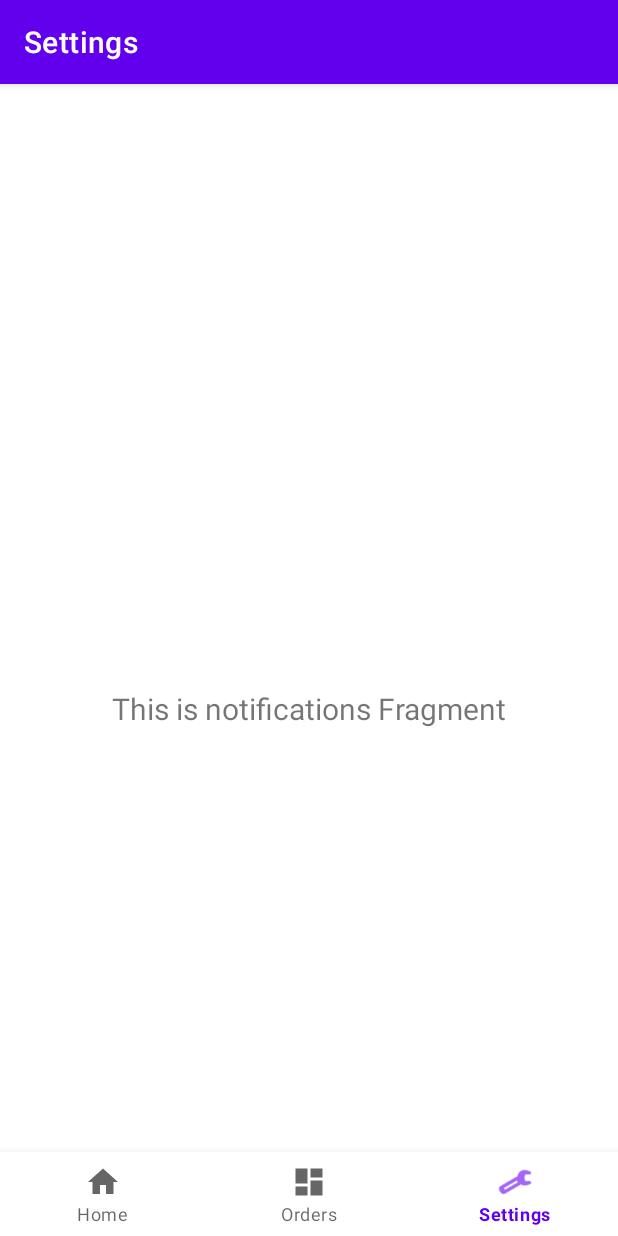
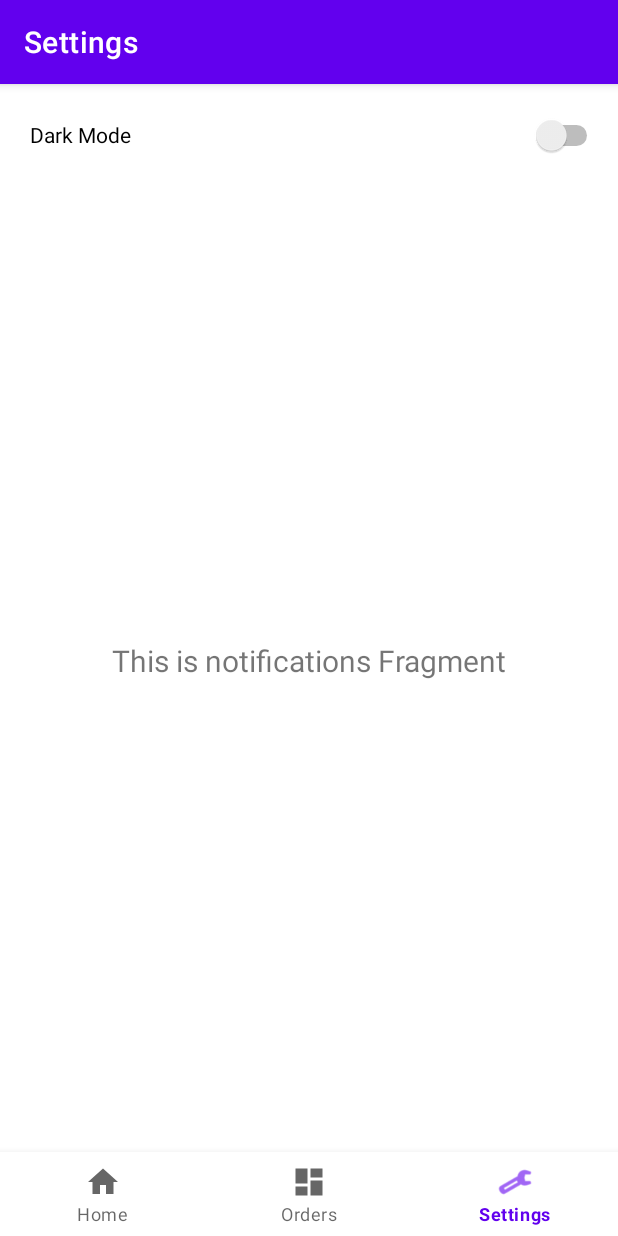
Before and after one commit to Alkwin/MobileIP, an Android app: the SettingsFragment screen opened through its navigation route, on a phone screen of 412 x 824 dp. Run offline under Robolectric (Android 15) with nearby library versions, the light colour scheme and no system bars; our stand-ins replace navigation-ui.

Commit message:
Dark Mode Setting

```diff
--- a/app/src/main/java/com/cringe/mobileip/ui/login/LoginActivity.kt
+++ b/app/src/main/java/com/cringe/mobileip/ui/login/LoginActivity.kt
@@ -96,9 +96,9 @@ class LoginActivity : AppCompatActivity() {
 
         login.setOnClickListener {
             loading.visibility = View.VISIBLE
-            loginViewModel.login(username.text.toString(), password.text.toString())
+            //loginViewModel.login(username.text.toString(), password.text.toString())
 
-            /*startHomeActivity()*/
+            startHomeActivity()
         }
 
         binding.register?.setOnClickListener {
--- a/app/src/main/java/com/cringe/mobileip/ui/settings/SettingsFragment.kt
+++ b/app/src/main/java/com/cringe/mobileip/ui/settings/SettingsFragment.kt
@@ -1,10 +1,13 @@
 package com.cringe.mobileip.ui.settings
 
 import android.os.Bundle
+import android.util.Log
 import android.view.LayoutInflater
 import android.view.View
 import android.view.ViewGroup
 import android.widget.TextView
+import androidx.appcompat.app.AppCompatActivity
+import androidx.appcompat.app.AppCompatDelegate
 import androidx.fragment.app.Fragment
 import androidx.lifecycle.Observer
 import androidx.lifecycle.ViewModelProvider
@@ -30,9 +33,10 @@ class SettingsFragment : Fragment() {
         val root: View = binding.root
 
         val textView: TextView = binding.textSettings
-        settingsViewModel.text.observe(viewLifecycleOwner) {
+        settingsViewModel.text.observe(viewLifecycleOwner, Observer {
             textView.text = it
-        }
+        })
+        switchFunction()
         return root
     }
 
@@ -40,4 +44,31 @@ class SettingsFragment : Fragment() {
         super.onDestroyView()
         _binding = null
     }
+
+    fun switchFunction(){
+        binding.switch2.setOnClickListener{
+            if(AppCompatDelegate.getDefaultNightMode() == AppCompatDelegate.MODE_NIGHT_NO || AppCompatDelegate.getDefaultNightMode() == AppCompatDelegate.MODE_NIGHT_UNSPECIFIED ) {
+                AppCompatDelegate.setDefaultNightMode(AppCompatDelegate.MODE_NIGHT_YES);
+
+            }
+            else{
+                if(AppCompatDelegate.getDefaultNightMode() == AppCompatDelegate.MODE_NIGHT_YES)
+                    AppCompatDelegate.setDefaultNightMode(AppCompatDelegate.MODE_NIGHT_NO);
+            }
+        }
+        /*val sharedPreferences = getSharedPreferences(
+            "sharedPrefs", MODE_PRIVATE
+        )
+        val editor = sharedPreferences.edit()
+        val isDarkModeOn = sharedPreferences
+            .getBoolean(
+                "isDarkModeOn", false
+            )
+        if (isDarkModeOn) {
+           AppCompatDelegate.setDefaultNightMode(AppCompatDelegate.MODE_NIGHT_YES)
+        }
+        else {
+            AppCompatDelegate.setDefaultNightMode(AppCompatDelegate.MODE_NIGHT_NO)
+        }*/
+    }
 }
--- a/app/src/main/res/layout/activity_main.xml
+++ b/app/src/main/res/layout/activity_main.xml
@@ -4,8 +4,7 @@
     android:id="@+id/container"
     android:layout_width="match_parent"
     android:layout_height="match_parent"
-    android:paddingTop="?attr/actionBarSize">
-
+    >
     <com.google.android.material.bottomnavigation.BottomNavigationView
         android:id="@+id/nav_view"
         android:layout_width="0dp"
--- a/app/src/main/res/layout/fragment_settings.xml
+++ b/app/src/main/res/layout/fragment_settings.xml
@@ -10,15 +10,31 @@
         android:id="@+id/text_settings"
         android:layout_width="match_parent"
         android:layout_height="wrap_content"
-        android:layout_marginStart="8dp"
-        android:layout_marginTop="8dp"
-        android:layout_marginEnd="8dp"
+        android:text="Settings are here"
         android:textAlignment="center"
         android:textSize="20sp"
-        android:text="Settings are here"
         app:layout_constraintBottom_toBottomOf="parent"
+        app:layout_constraintTop_toTopOf="parent"
+        tools:layout_editor_absoluteX="0dp" />
+
+    <LinearLayout
+        android:layout_width="match_parent"
+        android:layout_height="wrap_content"
+        android:layout_marginTop="10dp"
+        android:orientation="horizontal"
         app:layout_constraintEnd_toEndOf="parent"
         app:layout_constraintStart_toStartOf="parent"
-        app:layout_constraintTop_toTopOf="parent" />
+        app:layout_constraintTop_toTopOf="parent">
+
+        <Switch
+            android:id="@+id/switch2"
+            android:layout_width="wrap_content"
+            android:layout_height="wrap_content"
+            android:layout_weight="1"
+            android:minHeight="48dp"
+            android:paddingLeft="20dp"
+            android:paddingRight="10dp"
+            android:text="Dark Mode" />
+    </LinearLayout>
 
 </androidx.constraintlayout.widget.ConstraintLayout>
```
